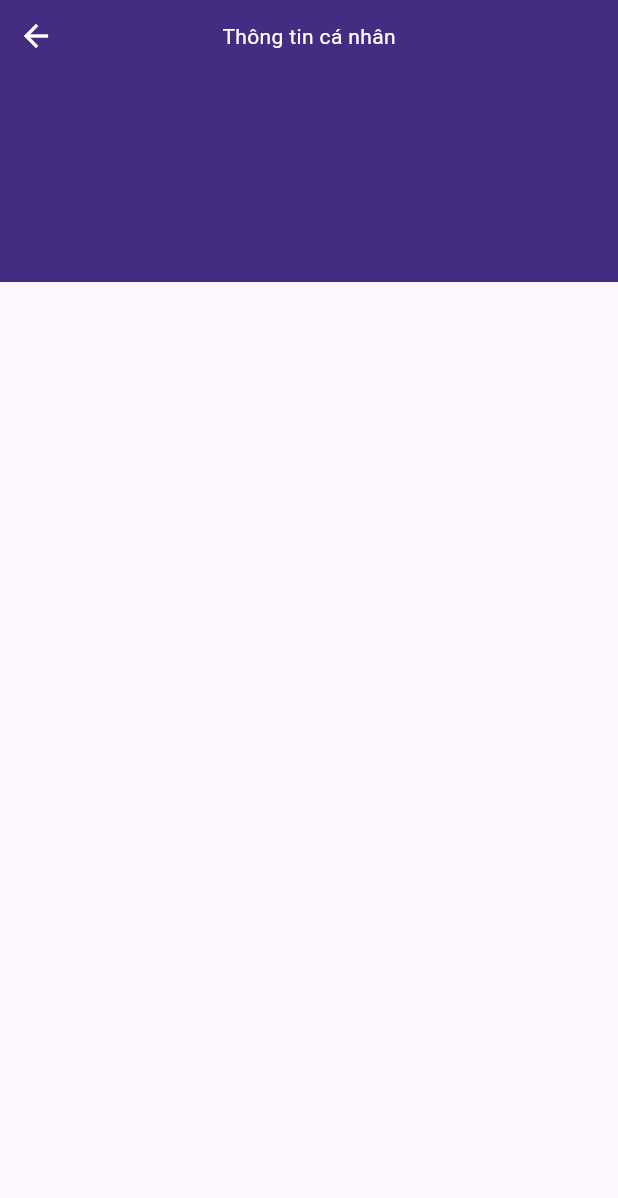
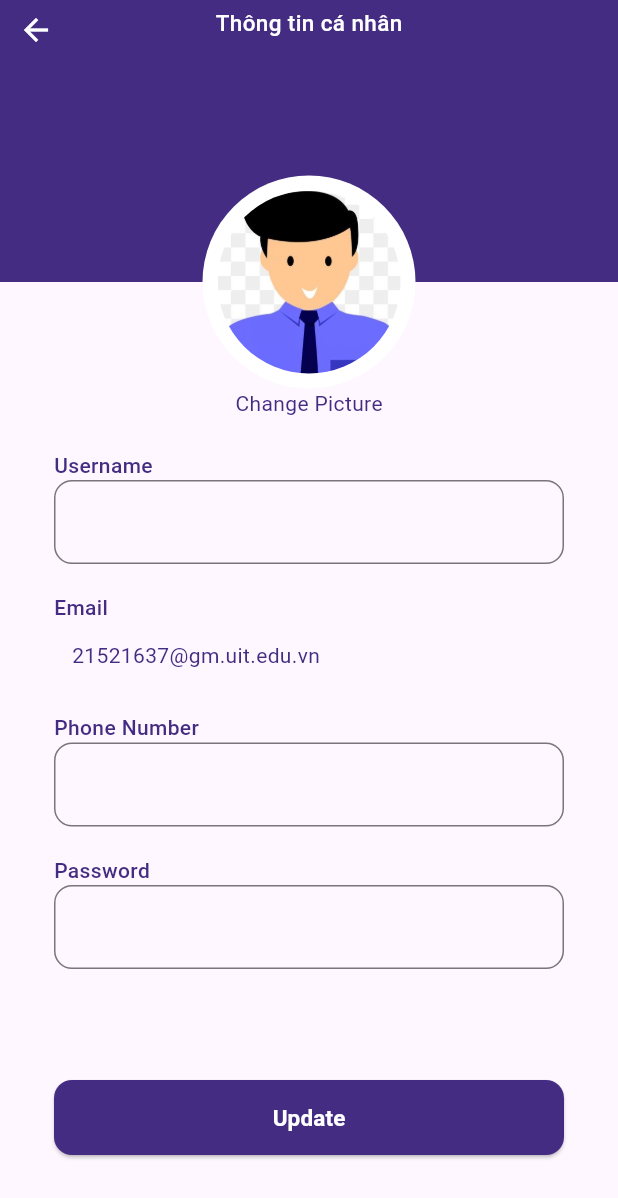
Before and after one commit to ystt1/HealthOnline, a Flutter app: the screen it shows after launch, on a phone screen of 412 x 824 dp. Shown: the top 1198 px of the screen. Run offline on Flutter 3.47's test engine with Material 3 defaults, Android fonts, the phone set to English and light mode, and no system bars; our stand-ins replace flutter_svg, font_awesome_flutter.

Commit message:
profile UI

```diff
--- a/lib/common/widget/back_and_title.dart
+++ b/lib/common/widget/back_and_title.dart
@@ -7,7 +7,11 @@ class BackAndTitle extends StatelessWidget {
 
   @override
   Widget build(BuildContext context) {
-    return Row(
+    return Container(
+      height: 30,
+      width: double.infinity,
+      child: Row(
+
         children: [
           IconButton(
             onPressed: () {},
@@ -20,7 +24,7 @@ class BackAndTitle extends StatelessWidget {
             child: Center(
               child: Text(
                 title,
-              style: const TextStyle(color: Colors.white),
+                style: const TextStyle(color: Colors.white,fontSize: 15,fontWeight: FontWeight.w500),
               ),
             ),
           ),
@@ -32,6 +36,7 @@ class BackAndTitle extends StatelessWidget {
             ),
           ),
         ],
+      ),
     );
   }
 }
--- a/lib/presentation/profile/page/profile_page.dart
+++ b/lib/presentation/profile/page/profile_page.dart
@@ -1,9 +1,19 @@
 import 'package:flutter/material.dart';
 import 'package:health_online/common/widget/back_and_title.dart';
 import 'package:health_online/core/app_colors.dart';
+import 'package:health_online/core/configs/app_vector.dart';
 
-class ProfilePage extends StatelessWidget {
+class ProfilePage extends StatefulWidget {
   const ProfilePage({super.key});
+
+  @override
+  State<ProfilePage> createState() => _ProfilePageState();
+}
+
+class _ProfilePageState extends State<ProfilePage> {
+  TextEditingController _userNameController = TextEditingController();
+  TextEditingController _phoneNumberController = TextEditingController();
+  TextEditingController _passwordController = TextEditingController();
 
   @override
   Widget build(BuildContext context) {
@@ -14,14 +24,109 @@ class ProfilePage extends StatelessWidget {
             height: 188,
             color: AppColors.primary,
           ),
-          const Column(
-            crossAxisAlignment: CrossAxisAlignment.center,
-            children: [
-              BackAndTitle(title: 'Thông tin cá nhân'),
-            ],
+          const BackAndTitle(title: 'Thông tin cá nhân'),
+          Container(
+            padding: const EdgeInsets.symmetric(horizontal: 36),
+            child: Column(
+              crossAxisAlignment: CrossAxisAlignment.center,
+              mainAxisAlignment: MainAxisAlignment.start,
+              children: [
+                const SizedBox(height: 117),
+                _avatar(),
+                _changePicture(),
+                const SizedBox(height: 21),
+                _fieldTitle('Username'),
+                _userNameField(),
+                const SizedBox(height: 19),
+                _fieldTitle('Email'),
+                const SizedBox(height: 12),
+                _emailText(),
+                const SizedBox(height: 28),
+                _fieldTitle('Phone Number'),
+                _phoneField(),
+                const SizedBox(height: 19),
+                _fieldTitle('Password'),
+                _passwordField(),
+                const SizedBox(height: 74),
+                _updateBtn()
+              ],
+            ),
           )
         ],
       ),
     );
   }
+
+  Widget _avatar() {
+    return Container(
+      width: 142,
+      height: 142,
+      padding: const EdgeInsets.all(10),
+      decoration: const BoxDecoration(
+        shape: BoxShape.circle,
+        color: Colors.white,
+      ),
+      child: Container(
+        decoration: const BoxDecoration(
+          shape: BoxShape.circle,
+          image: DecorationImage(
+            image: AssetImage(AppVector.avatar),
+            fit: BoxFit.contain,
+          ),
+        ),
+      ),
+    );
+  }
+
+  Widget _changePicture() {
+    return const Text('Change Picture');
+  }
+
+  Widget _fieldTitle(String title) {
+    return Container(
+      alignment: Alignment.centerLeft,
+      child: Text(
+        title,
+        style: const TextStyle(fontWeight: FontWeight.w500),
+      ),
+    );
+  }
+
+  Widget _userNameField() {
+    return TextField(
+      controller: _userNameController,
+      decoration: const InputDecoration(),
+    );
+  }
+
+  Widget _phoneField() {
+    return TextField(
+      controller: _phoneNumberController,
+      decoration: const InputDecoration(),
+    );
+  }
+
+  Widget _passwordField() {
+    return TextField(
+      controller: _passwordController,
+      decoration: const InputDecoration(),
+    );
+  }
+
+  Widget _emailText() {
+    return Container(
+        alignment: Alignment.centerLeft,
+        padding: const EdgeInsets.only(left: 12),
+        child: const Text('21521637@gm.uit.edu.vn'));
+  }
+
+  Widget _updateBtn() {
+    return ElevatedButton(
+      style: ElevatedButton.styleFrom(
+        backgroundColor: AppColors.primary,
+      ),
+      onPressed: () {},
+      child: Text('Update',style: TextStyle(color: Colors.white,fontWeight: FontWeight.bold,fontSize: 15),),
+    );
+  }
 }
```
Lines whose indentation alone changed are shown as unchanged.
